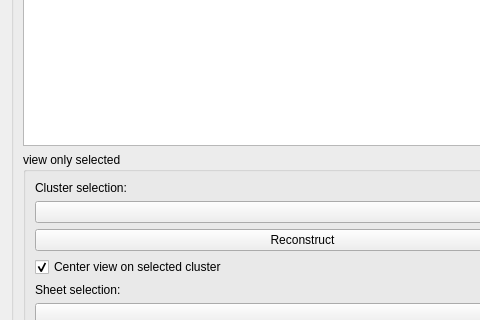
Old version of the form scripts/sheeterator.ui in the repository Ylannl/skel3d; both pictures show x 0 to 480 and y 146 to 466 of the 605 by 790 pixel window.
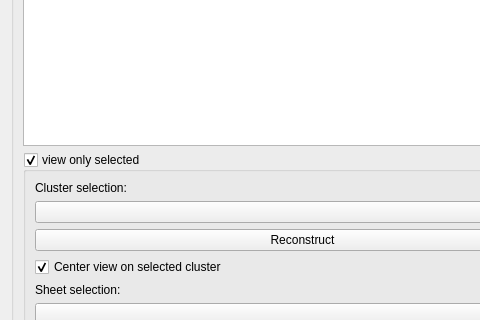
New version of the form. Custom widgets are drawn as their Qt base class.

```diff
--- a/scripts/sheeterator.ui
+++ b/scripts/sheeterator.ui
@@ -71,10 +71,10 @@
          <string>view only selected</string>
         </property>
         <property name="checkable">
-         <bool>false</bool>
+         <bool>true</bool>
         </property>
         <property name="checked">
-         <bool>false</bool>
+         <bool>true</bool>
         </property>
         <layout class="QVBoxLayout" name="verticalLayout_3">
          <item>
```
